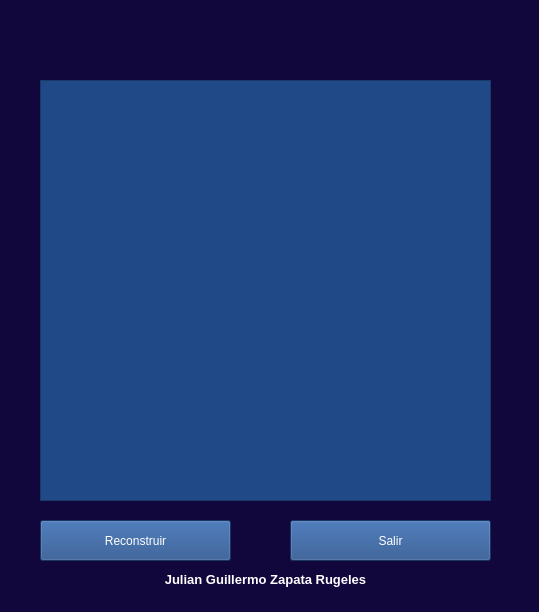
Above: mainwindow.ui from Julian-guillermo-zapata-rugeles/pacman-c-plus-plus before the change. Below: the same form after it.
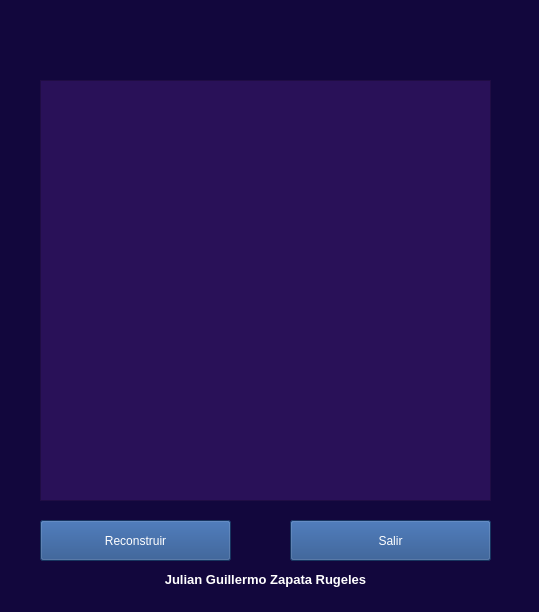
That is the form after the change. Icons and pictures are not drawn.

What changed in the file:
```diff
--- a/mainwindow.ui
+++ b/mainwindow.ui
@@ -93,7 +93,7 @@
      <enum>Qt::RightToLeft</enum>
     </property>
     <property name="styleSheet">
-     <string notr="true">background-color: rgb(32, 74, 135);</string>
+     <string notr="true">background-color: rgb(41, 17, 88);</string>
     </property>
    </widget>
   </widget>
```
